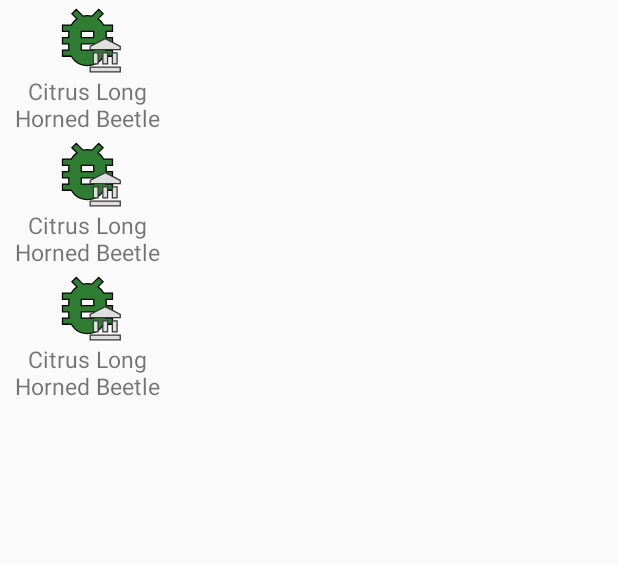
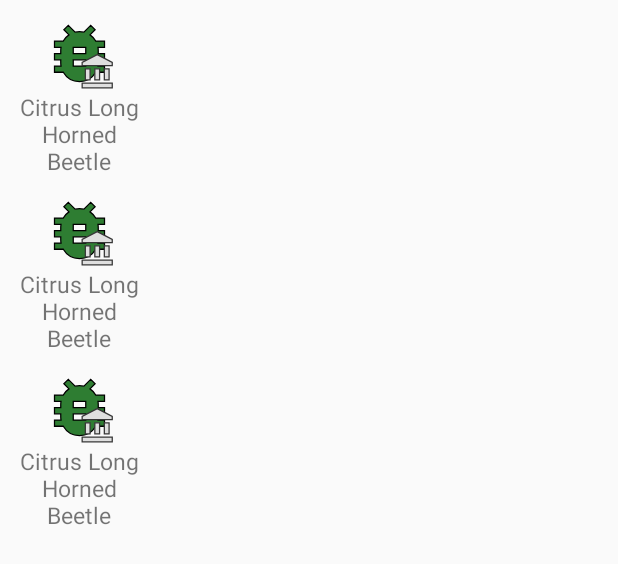
Before and after one commit to WildcardTJ/ACapp, an Android app: the layout fragment_insect.xml on its own in the app's theme, with its tools: preview values and no code run, on a phone screen of 412 x 824 dp. Shown: the top 564 px of the screen. Run offline under Robolectric (Android 15) with nearby library versions, the phone set to English and light mode, and no system bars.

Commit message:
can't remember what I did lol

```diff
--- a/app/src/main/java/com/example/animalcrossing/ui/insect/ActiveHoursAdapter.kt
+++ b/app/src/main/java/com/example/animalcrossing/ui/insect/ActiveHoursAdapter.kt
@@ -6,7 +6,7 @@ import android.view.ViewGroup
 import android.view.LayoutInflater
 import android.view.View
 import com.example.animalcrossing.R
-import kotlinx.android.synthetic.main.seasonality_recycler_item.view.*
+import kotlinx.android.synthetic.main.calendar_item.view.*
 
 class ActiveHoursAdapter(
     private val activeHours: String
@@ -14,7 +14,7 @@ class ActiveHoursAdapter(
 
     override fun onCreateViewHolder(parent: ViewGroup, viewType: Int): ViewHolder {
         return LayoutInflater.from(parent.context)
-            .inflate(R.layout.seasonality_recycler_item, parent, false).run {
+            .inflate(R.layout.calendar_item, parent, false).run {
                 ViewHolder(this)
             }
     }
--- a/app/src/main/java/com/example/animalcrossing/ui/insect/InsectDetailFragment.kt
+++ b/app/src/main/java/com/example/animalcrossing/ui/insect/InsectDetailFragment.kt
@@ -58,6 +58,7 @@ class InsectDetailFragment : Fragment() {
             accountModel.hemisphere = SOUTHERN
         else
             accountModel.hemisphere = NORTHERN
+
         adapter.notifyDataSetChanged()
     }
 
--- a/app/src/main/java/com/example/animalcrossing/ui/insect/SeasonalityAdapter.kt
+++ b/app/src/main/java/com/example/animalcrossing/ui/insect/SeasonalityAdapter.kt
@@ -7,7 +7,7 @@ import android.view.LayoutInflater
 import android.view.View
 import com.example.animalcrossing.R
 import com.example.animalcrossing.ui.insect.model.Hemisphere
-import kotlinx.android.synthetic.main.seasonality_recycler_item.view.*
+import kotlinx.android.synthetic.main.calendar_item.view.*
 
 class SeasonalityAdapter(
     private val seasonality: Map<String, Boolean>,
@@ -16,7 +16,7 @@ class SeasonalityAdapter(
 
     override fun onCreateViewHolder(parent: ViewGroup, viewType: Int): ViewHolder {
         return LayoutInflater.from(parent.context)
-            .inflate(R.layout.seasonality_recycler_item, parent, false).run {
+            .inflate(R.layout.calendar_item, parent, false).run {
                 ViewHolder(this)
             }
     }
--- a/app/src/main/java/com/example/animalcrossing/ui/insect/model/InsectModel.kt
+++ b/app/src/main/java/com/example/animalcrossing/ui/insect/model/InsectModel.kt
@@ -7,8 +7,8 @@ data class InsectModel (
     val id: Int,
     val name: String,
     var donated: Boolean,
-    val seasonality: List<String>, //TODO northern and southern hemisphere
-    val activeHours: String,
+    val seasonality: List<String>,
+    val activeHours: String, //4am 8am 4pm 5pm 7pm 11pm All Day
     val value: Int,
     val rarity: Float //TODO in app displayed as % or string (common, uncommon, rare, very rare)
 ) : Serializable
--- a/app/src/main/res/layout/fragment_insect.xml
+++ b/app/src/main/res/layout/fragment_insect.xml
@@ -1,5 +1,5 @@
 <?xml version="1.0" encoding="utf-8"?>
-<RelativeLayout xmlns:android="http://schemas.android.com/apk/res/android"
+<androidx.constraintlayout.widget.ConstraintLayout xmlns:android="http://schemas.android.com/apk/res/android"
     xmlns:app="http://schemas.android.com/apk/res-auto"
     xmlns:tools="http://schemas.android.com/tools"
     android:layout_width="match_parent"
@@ -10,10 +10,14 @@
         android:layout_width="match_parent"
         android:layout_height="wrap_content"
         android:foregroundGravity="center_horizontal"
+        android:paddingTop="5dp"
         android:scrollbars="vertical"
-        android:visibility="visible"
+
+
         app:layoutManager="androidx.recyclerview.widget.GridLayoutManager"
-        tools:listitem="@layout/insect_recylcer_item"
-        tools:visibility="visible" />
+        app:layout_constraintEnd_toEndOf="parent"
+        app:layout_constraintStart_toStartOf="parent"
+        app:layout_constraintTop_toTopOf="parent"
+        tools:listitem="@layout/insect_list_item" />
 
-</RelativeLayout>
+</androidx.constraintlayout.widget.ConstraintLayout>
--- a/app/src/main/res/layout/fragment_insect_detail.xml
+++ b/app/src/main/res/layout/fragment_insect_detail.xml
@@ -153,7 +153,7 @@
                 app:layout_constraintEnd_toEndOf="parent"
                 app:layout_constraintStart_toStartOf="parent"
                 app:layout_constraintTop_toBottomOf="@id/northern_southern"
-                tools:listitem="@layout/seasonality_recycler_item"
+                tools:listitem="@layout/calendar_item"
                 tools:visibility="visible" />
 
         </androidx.constraintlayout.widget.ConstraintLayout>
--- a/app/src/main/res/layout/insect_recylcer_item.xml
+++ b/app/src/main/res/layout/insect_list_item.xml
@@ -2,10 +2,9 @@
 <androidx.constraintlayout.widget.ConstraintLayout xmlns:android="http://schemas.android.com/apk/res/android"
     xmlns:app="http://schemas.android.com/apk/res-auto"
     xmlns:tools="http://schemas.android.com/tools"
-    android:layout_width="wrap_content"
+    android:layout_width="105dp"
     android:layout_height="wrap_content"
-    android:paddingStart="5dp"
-    android:paddingEnd="5dp">
+    android:padding="5dp">
 
     <ImageButton
         android:id="@+id/insect_image"
@@ -32,7 +31,7 @@
 
     <TextView
         android:id="@+id/insect_text"
-        android:layout_width="105dp"
+        android:layout_width="match_parent"
         android:layout_height="wrap_content"
         android:layout_gravity="center_horizontal"
         android:textAlignment="center"
--- a/app/src/main/res/menu/activity_main_drawer.xml
+++ b/app/src/main/res/menu/activity_main_drawer.xml
@@ -10,7 +10,7 @@
             android:title="@string/menu_home" />
         <item
             android:id="@+id/nav_insect"
-            android:icon="@color/insectButton"
+            android:icon="@drawable/ic_insect_foreground"
             android:title="@string/menu_insect" />
         <item
             android:id="@+id/nav_slideshow"
--- a/app/src/main/res/navigation/mobile_navigation.xml
+++ b/app/src/main/res/navigation/mobile_navigation.xml
@@ -13,7 +13,7 @@
 
     <fragment
         android:id="@+id/nav_insect"
-        android:name="com.example.animalcrossing.ui.insect.InsectFragment"
+        android:name="com.example.animalcrossing.ui.insect.InsectListFragment"
         android:label="@string/menu_insect"
         tools:layout="@layout/fragment_insect" >
         <action
```
Also changed, not shown: app/src/main/java/com/example/animalcrossing/ui/insect/InsectListAdapter.kt (renamed from app/src/main/java/com/example/animalcrossing/ui/insect/InsectAdapter.kt, +4 -4 lines), app/src/main/java/com/example/animalcrossing/ui/insect/InsectListFragment.kt (renamed from app/src/main/java/com/example/animalcrossing/ui/insect/InsectFragmnt.kt, +6 -6 lines), app/src/main/res/layout/calendar_item.xml (renamed from app/src/main/res/layout/seasonality_recycler_item.xml).
